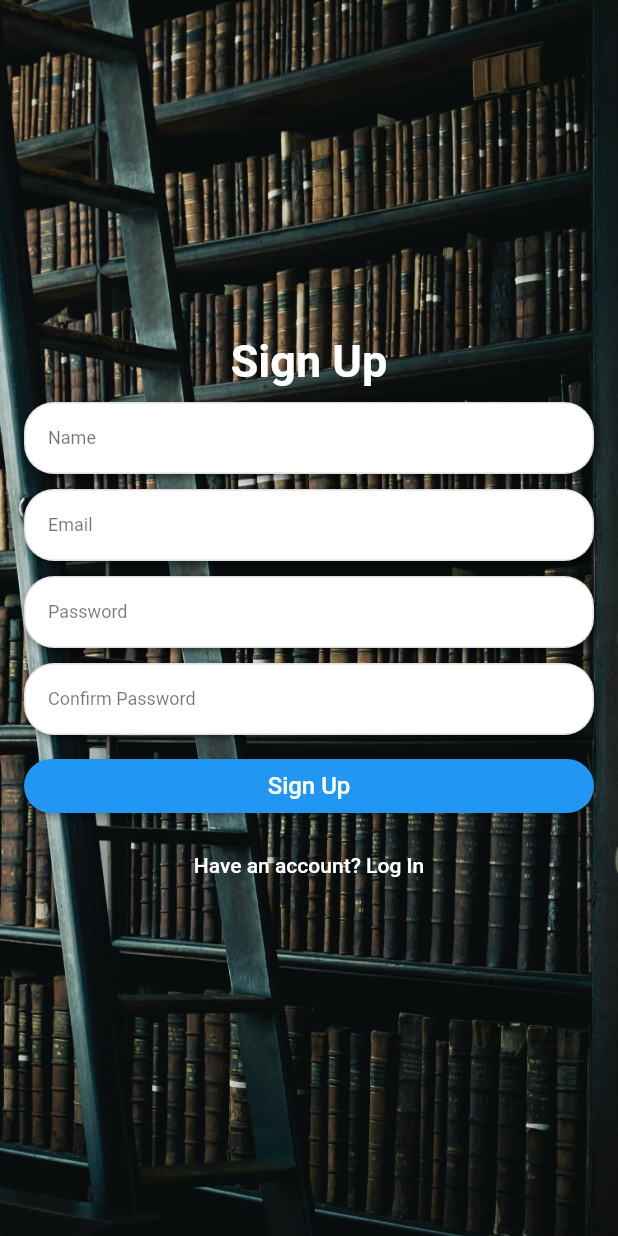
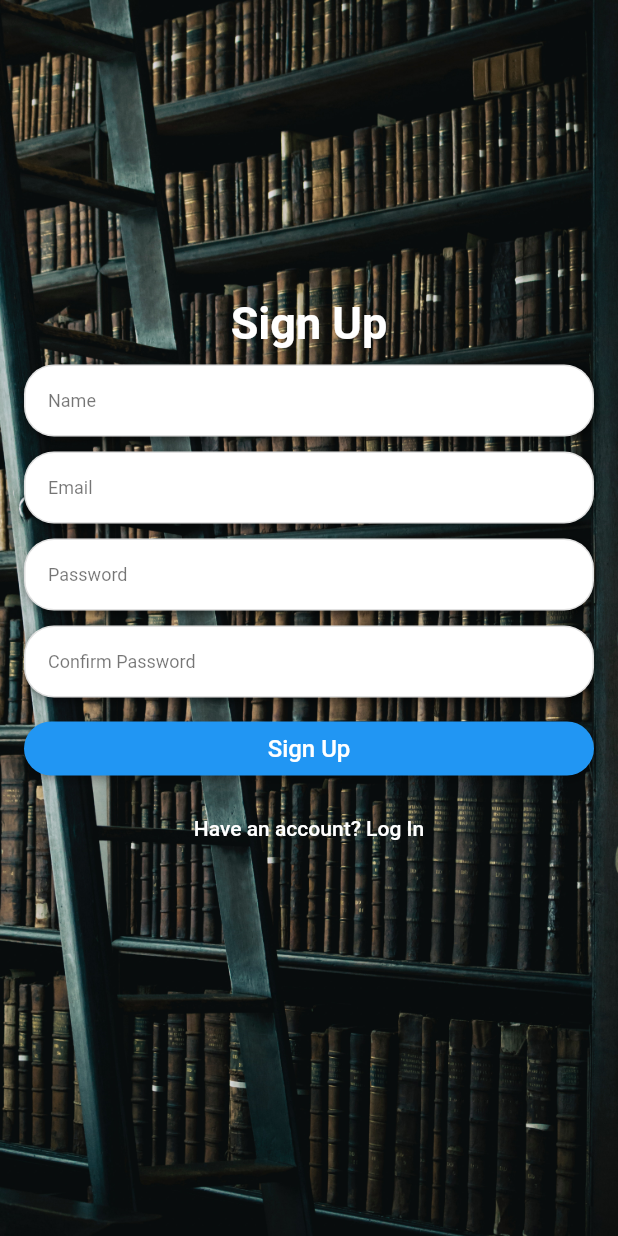
Before and after one commit to kduvk/bookshelfApp, a Flutter app: the screen it shows after launch, after a tap on "Don't have an account? Sign up", on a phone screen of 412 x 824 dp. Run offline on Flutter 3.47's test engine with Material 2 defaults, Android fonts, the phone set to English and light mode, and no system bars.

Commit message:
basic login and sign up page UI implemented

```diff
--- a/bookshelf_app/lib/main.dart
+++ b/bookshelf_app/lib/main.dart
@@ -1,9 +1,11 @@
 import 'package:flutter/material.dart';
 import 'package:bookshelf_app/screens/login/login.dart';
 
-void main() => runApp(MyApp());
+void main() => runApp(const MyApp());
 
 class MyApp extends StatelessWidget {
+  const MyApp({super.key});
+
   @override
   Widget build(BuildContext context) {
     return MaterialApp(
--- a/bookshelf_app/lib/screens/login/login.dart
+++ b/bookshelf_app/lib/screens/login/login.dart
@@ -6,16 +6,19 @@ class OLogin extends StatelessWidget {
 
   @override
   Widget build(BuildContext context) {
-    return Material(
-      child: Stack(
+    return Scaffold(
+      resizeToAvoidBottomInset: true,
+      body: Stack(
         fit: StackFit.expand,
         children: [
           Image.asset(
             'assets/login.jpg',
             fit: BoxFit.cover,
           ),
-          Container(
+          Center(
+            child: Container(
               padding: const EdgeInsets.all(16.0),
+              child: SingleChildScrollView(
                 child: Column(
                   mainAxisAlignment: MainAxisAlignment.center,
                   children: <Widget>[
@@ -54,15 +57,21 @@ class OLogin extends StatelessWidget {
                     const SizedBox(height: 5.0),
                     TextButton(
                       onPressed: () {
-                    Navigator.push(context,
-                        MaterialPageRoute(builder: (context) => OSignUp()));
+                        Navigator.push(
+                            context,
+                            MaterialPageRoute(
+                                builder: (context) => const OSignUp()));
                       },
                       child: const Text(
                         "Don't have an account? Sign up",
                         style: TextStyle(color: Colors.white),
                       ),
                     ),
+                    const SizedBox(
+                        height: 50.0), // Add extra space at the bottom
                   ],
+                ),
+              ),
             ),
           ),
         ],
--- a/bookshelf_app/lib/screens/signup/signup.dart
+++ b/bookshelf_app/lib/screens/signup/signup.dart
@@ -6,8 +6,9 @@ class OSignUp extends StatelessWidget {
 
   @override
   Widget build(BuildContext context) {
-    return Material(
-      child: Stack(
+    return Scaffold(
+      resizeToAvoidBottomInset: true,
+      body: Stack(
         fit: StackFit.expand,
         children: [
           Image.asset(
@@ -62,7 +63,8 @@ class OSignUp extends StatelessWidget {
                       onPressed: () {
                         Navigator.push(
                           context,
-                          MaterialPageRoute(builder: (context) => OLogin()),
+                          MaterialPageRoute(
+                              builder: (context) => const OLogin()),
                         );
                       },
                       child: const Text(
@@ -70,6 +72,8 @@ class OSignUp extends StatelessWidget {
                         style: TextStyle(color: Colors.white),
                       ),
                     ),
+                    const SizedBox(
+                        height: 50.0), // Add extra space at the bottom
                   ],
                 ),
               ),
```
Also changed, not shown: 1 other file. Lines whose indentation alone changed are shown as unchanged.
